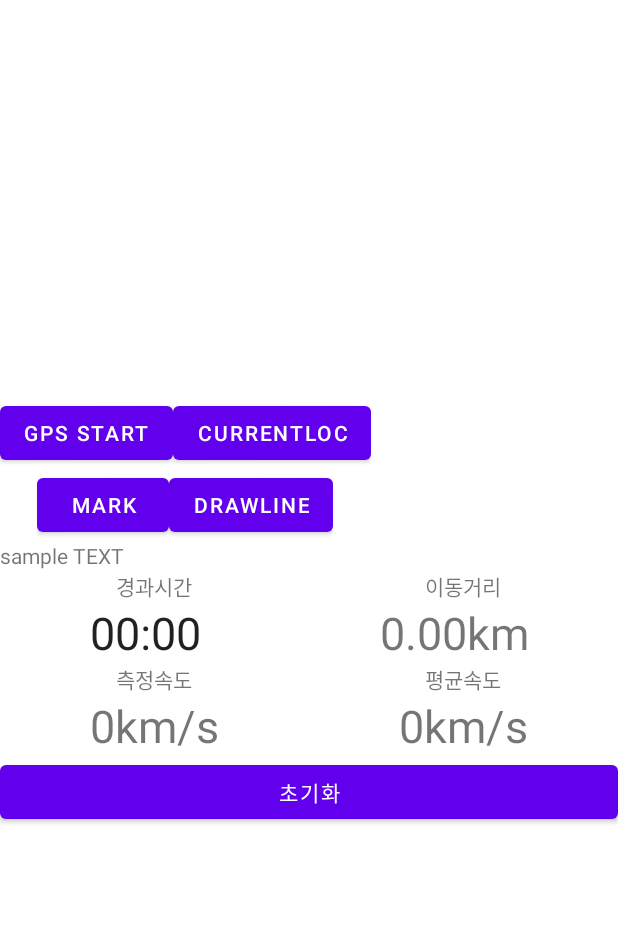
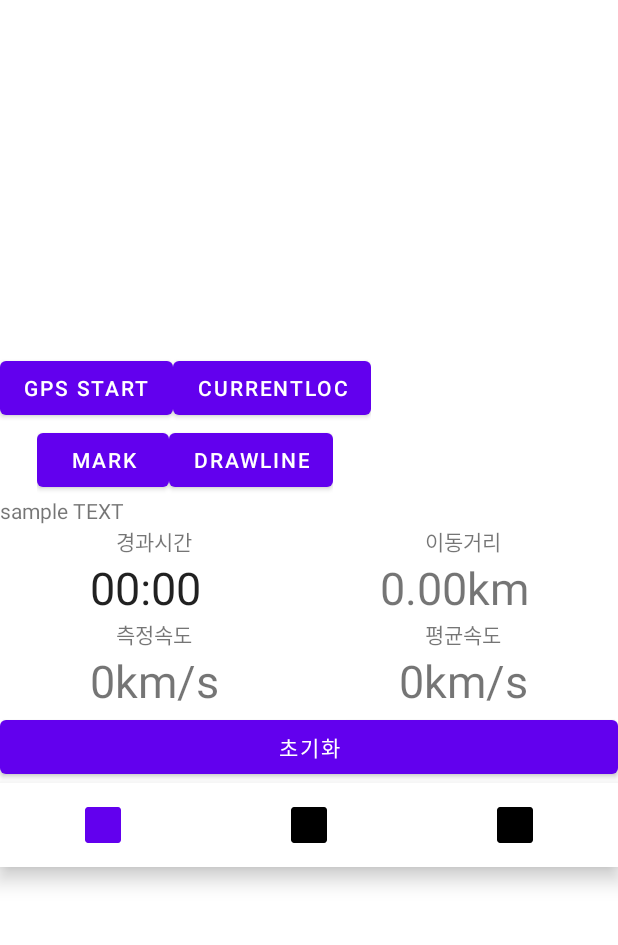
Before and after one commit to CommitTheKermit/PICS, an Android app: the screen it shows after launch (MainActivity), on a phone screen of 412 x 824 dp, the part 137-1082 px from its top. Run offline under Robolectric (Android 15) with nearby library versions, the phone set to English and light mode, and no system bars.

Commit message:
temp update on 11/22

```diff
--- a/app/build.gradle
+++ b/app/build.gradle
@@ -37,5 +37,7 @@ dependencies {
     androidTestImplementation 'androidx.test.ext:junit:1.1.3'
     androidTestImplementation 'androidx.test.espresso:espresso-core:3.4.0'
     implementation 'com.google.android.gms:play-services-maps:18.1.0'
+    implementation 'androidx.navigation:navigation-fragment:2.3.2'
+    implementation 'androidx.navigation:navigation-ui:2.3.2'
 
 }
--- a/app/src/main/java/com/example/googlemapusingmanual/MainActivity.java
+++ b/app/src/main/java/com/example/googlemapusingmanual/MainActivity.java
@@ -197,8 +197,6 @@ public class MainActivity extends AppCompatActivity
 //            }
 //        });
         mHandler = new Handler() ;
-
-
 
         // 핸들러로 전달할 runnable 객체. 수신 스레드 실행.
         final Runnable runnable = new Runnable() {
--- a/app/src/main/res/layout/activity_main.xml
+++ b/app/src/main/res/layout/activity_main.xml
@@ -11,7 +11,7 @@
     <fragment xmlns:android="http://schemas.android.com/apk/res/android"
         xmlns:tools="http://schemas.android.com/tools"
         android:layout_width="match_parent"
-        android:layout_height="300dp"
+        android:layout_height="270dp"
         android:id="@+id/map"
         tools:context=".MapsActivity"
         android:name="com.google.android.gms.maps.SupportMapFragment" />
@@ -183,14 +183,22 @@
             </LinearLayout>
 
         </LinearLayout>
+        <Button
+            android:id="@+id/btnInitiate"
+            android:layout_width="match_parent"
+            android:layout_height="wrap_content"
+            android:text="초기화"/>
+
 
 
     </LinearLayout>
-    <Button
-        android:id="@+id/btnInitiate"
+
+    <com.google.android.material.bottomnavigation.BottomNavigationView
         android:layout_width="match_parent"
         android:layout_height="wrap_content"
-        android:text="초기화"/>
-
+        android:layout_gravity="bottom"
+        android:background="#ffffff"
+        app:labelVisibilityMode="unlabeled"
+        app:menu="@menu/menu"/>
 
 </LinearLayout>
--- /dev/null
+++ b/app/src/main/res/menu/menu.xml
@@ -0,0 +1,19 @@
+<?xml version="1.0" encoding="utf-8"?>
+<menu xmlns:android="http://schemas.android.com/apk/res/android">
+    <item
+        android:id="@+id/menuIcon1"
+        android:enabled="true"
+        android:icon="@mipmap/ic_launcher"
+        android:title="업적"/>
+    <item
+        android:id="@+id/menuIcon2"
+        android:enabled="true"
+        android:icon="@mipmap/ic_launcher"
+        android:title="기록"/>
+    <item
+        android:id="@+id/menuIcon3"
+        android:enabled="true"
+        android:icon="@mipmap/ic_launcher"
+        android:title="기타"/>
+
+</menu>
```
